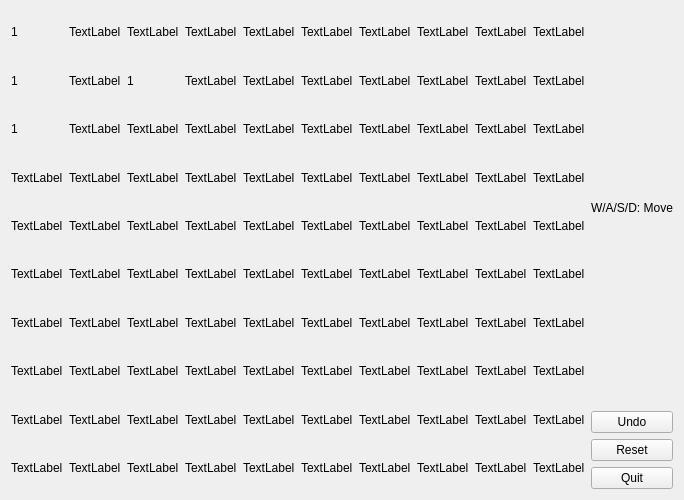
Old version of the form GUI/levelform.ui in the repository Ts-myself/CS205_Proj.
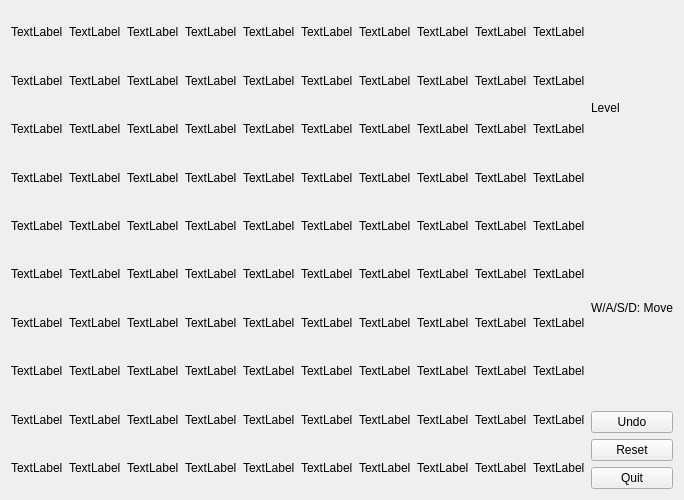
New version of the form.

Commit message: 从txt加载level，未完成

Diff of the .ui file:
```diff
--- a/GUI/levelform.ui
+++ b/GUI/levelform.ui
@@ -208,7 +208,7 @@
      <item row="1" column="2">
       <widget class="QLabel" name="label_55">
        <property name="text">
-        <string>1</string>
+        <string>TextLabel</string>
        </property>
       </widget>
      </item>
@@ -222,7 +222,7 @@
      <item row="0" column="0">
       <widget class="QLabel" name="label_20">
        <property name="text">
-        <string>1</string>
+        <string>TextLabel</string>
        </property>
       </widget>
      </item>
@@ -558,7 +558,7 @@
      <item row="1" column="0">
       <widget class="QLabel" name="label_50">
        <property name="text">
-        <string>1</string>
+        <string>TextLabel</string>
        </property>
       </widget>
      </item>
@@ -691,7 +691,7 @@
      <item row="2" column="0">
       <widget class="QLabel" name="label_48">
        <property name="text">
-        <string>1</string>
+        <string>TextLabel</string>
        </property>
       </widget>
      </item>
@@ -719,7 +719,14 @@
     </layout>
    </item>
    <item>
-    <layout class="QVBoxLayout" name="operationLayout">
+    <layout class="QVBoxLayout" name="sideLayout">
+     <item>
+      <widget class="QLabel" name="levelInfoLabel">
+       <property name="text">
+        <string>Level</string>
+       </property>
+      </widget>
+     </item>
      <item>
       <widget class="QLabel" name="label_101">
        <property name="text">
```
The commit also changes 11 other files.
